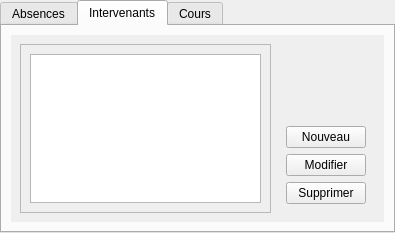
The window that gestionAbsencesUI.ui (ncarrier/gestion_ecole_de_musique) describes before a commit, drawn with Qt 5.
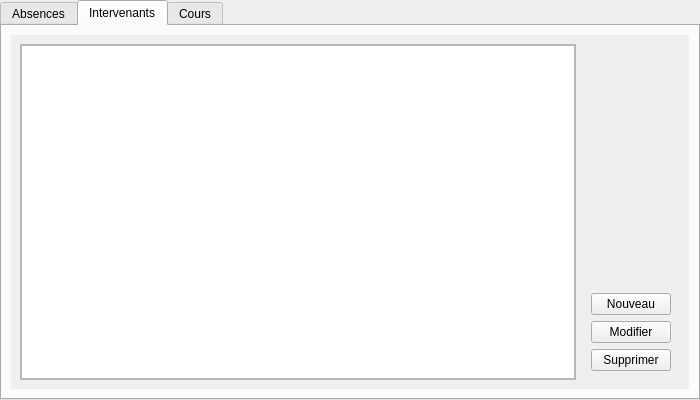
The same window after the commit. The open tabs and pages were chosen to show the change.

Commit message: Delegate pour l'affichage des enregistrements avec date Draft de gestion du fichier de configuration Script SQL de création de table Classe d'envoi de mails Création de l'ui pour l'envoi des mails

The edit to the form file:
```diff
--- a/gestionAbsencesUI.ui
+++ b/gestionAbsencesUI.ui
@@ -6,8 +6,8 @@
    <rect>
     <x>0</x>
     <y>0</y>
-    <width>395</width>
-    <height>233</height>
+    <width>700</width>
+    <height>400</height>
    </rect>
   </property>
   <property name="windowTitle">
@@ -115,13 +115,32 @@
            <rect>
             <x>0</x>
             <y>0</y>
-            <width>98</width>
-            <height>96</height>
+            <width>543</width>
+            <height>329</height>
            </rect>
           </property>
           <layout class="QHBoxLayout" name="horizontalLayout_4">
+           <property name="sizeConstraint">
+            <enum>QLayout::SetDefaultConstraint</enum>
+           </property>
+           <property name="margin">
+            <number>0</number>
+           </property>
            <item>
-            <widget class="QTableView" name="__tvIntervenants"/>
+            <widget class="QTableView" name="tvIntervenants">
+             <property name="sortingEnabled">
+              <bool>true</bool>
+             </property>
+             <attribute name="horizontalHeaderDefaultSectionSize">
+              <number>180</number>
+             </attribute>
+             <attribute name="horizontalHeaderStretchLastSection">
+              <bool>true</bool>
+             </attribute>
+             <attribute name="verticalHeaderVisible">
+              <bool>false</bool>
+             </attribute>
+            </widget>
            </item>
           </layout>
          </widget>
```
Left out of the diff: 29 changed lines with no effect on the pictures. The commit also changes 8 other files.
